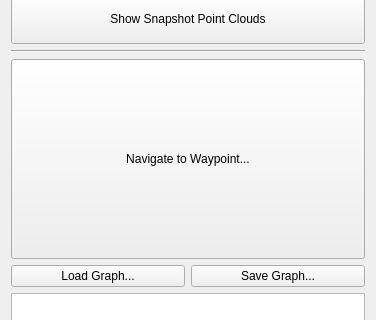
Above: navi_panel/resource/navigation_control.ui from RPM-lab-UMN/spot_ros before the change; both pictures show x 0 to 376 and y 305 to 625 of the 376 by 825 pixel window. Below: the same form after it.
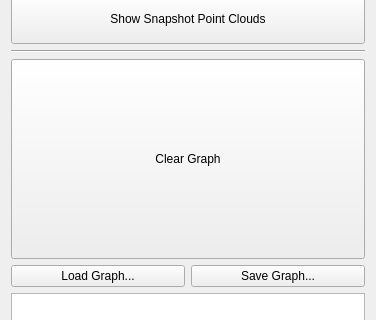
That is the form after the change.

Commit message: changing navi panel to allow to clear and list graphs instead of issuing navigate to commands and toggling waypoint displays.

```diff
--- a/navi_panel/resource/navigation_control.ui
+++ b/navi_panel/resource/navigation_control.ui
@@ -147,7 +147,7 @@
       </size>
      </property>
      <property name="text">
-      <string>Navigate to Waypoint...</string>
+      <string>Clear Graph</string>
      </property>
     </widget>
    </item>
```
Left out of the diff: 10 changed lines with no effect on the pictures. The commit also changes 2 other files.
